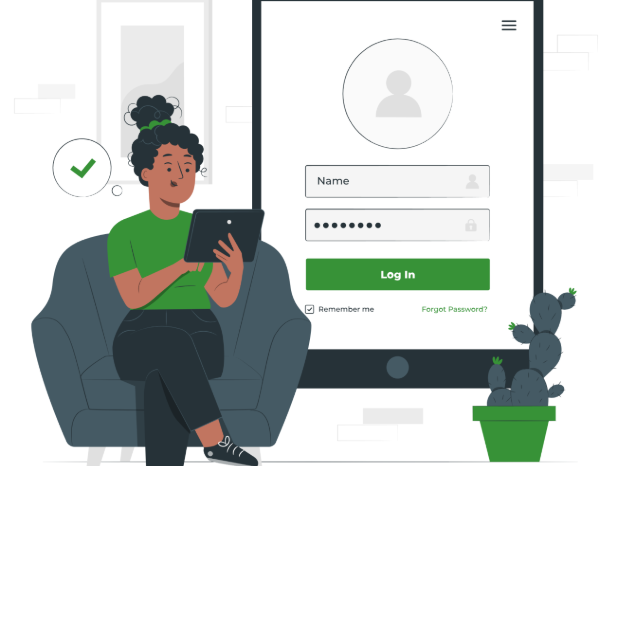
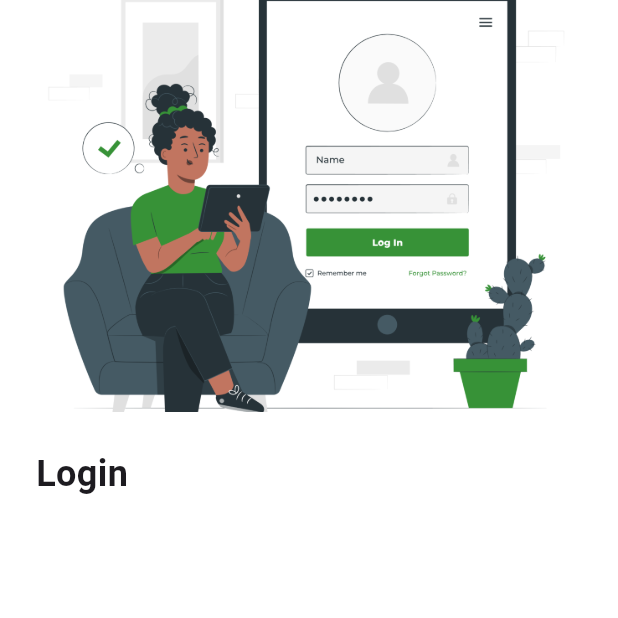
Before and after one commit to jamydevelop/Flutter-Upark-Driver, a Flutter app: the AuthenticationPage screen opened directly, on a phone screen of 412 x 824 dp, the top half of it. Run offline on Flutter 3.47's test engine with Material 3 defaults, Android fonts, the phone set to English and light mode, and no system bars; statements that could not run were skipped.

Commit message:
misc files

```diff
--- a/upark_driver/lib/features/authentication/presentation/authentication_page.dart
+++ /dev/null
@@ -1,24 +0,0 @@
-import 'package:flutter/material.dart';
-
-class AuthenticationPage extends StatefulWidget {
-  const AuthenticationPage({super.key});
-
-  @override
-  State<AuthenticationPage> createState() => _AuthenticationPageState();
-}
-
-class _AuthenticationPageState extends State<AuthenticationPage> {
-  @override
-  Widget build(BuildContext context) {
-    return Scaffold(
-      backgroundColor: Colors.white,
-      body: Column(
-        mainAxisAlignment: MainAxisAlignment.start,
-        children: [
-          // SizedBox(height: 36),
-          Image.asset("assets/images/woman.png"),
-        ],
-      ),
-    );
-  }
-}
--- /dev/null
+++ b/upark_driver/lib/features/login/presentation/authentication_page.dart
@@ -0,0 +1,43 @@
+import 'package:flutter/material.dart';
+
+class AuthenticationPage extends StatefulWidget {
+  const AuthenticationPage({super.key});
+
+  @override
+  State<AuthenticationPage> createState() => _AuthenticationPageState();
+}
+
+class _AuthenticationPageState extends State<AuthenticationPage> {
+  @override
+  Widget build(BuildContext context) {
+    return SafeArea(
+      child: Scaffold(
+        backgroundColor: Colors.white,
+        body: Padding(
+          padding: const EdgeInsets.only(
+            left: 24,
+            right: 24,
+          ),
+          child: Column(
+            mainAxisAlignment: MainAxisAlignment.start,
+            crossAxisAlignment: CrossAxisAlignment.start,
+            children: <Widget>[
+              // SizedBox(height: 36),
+              Image.asset("assets/images/woman.png"),
+              SizedBox(
+                height: 24,
+              ),
+              Text(
+                "Login",
+                style: TextStyle(
+                  fontSize: 24,
+                  fontWeight: FontWeight.bold,
+                ),
+              ),
+            ],
+          ),
+        ),
+      ),
+    );
+  }
+}
--- a/upark_driver/lib/main.dart
+++ b/upark_driver/lib/main.dart
@@ -10,8 +10,7 @@ class MyApp extends StatelessWidget {
 //test
   @override
   Widget build(BuildContext context) {
-    return SafeArea(
-      child: MaterialApp(
+    return MaterialApp(
       debugShowCheckedModeBanner: false,
       title: 'Flutter Demo',
       theme: ThemeData(
@@ -19,7 +18,6 @@ class MyApp extends StatelessWidget {
         useMaterial3: true,
       ),
       home: const AuthenticationPage(),
-      ),
     );
   }
 }
```
Lines whose indentation alone changed are shown as unchanged.
